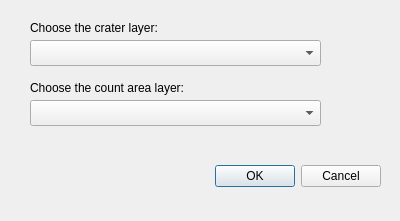
Above: circleCraters/choose_layers_dialog_base.ui from sbraden/circle-craters before the change. Below: the same form after it.
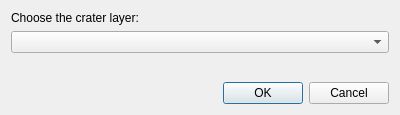
That is the form after the change.

Commit message: Only have to choose crater layer.

```diff
--- a/circleCraters/choose_layers_dialog_base.ui
+++ b/circleCraters/choose_layers_dialog_base.ui
@@ -7,74 +7,47 @@
     <x>0</x>
     <y>0</y>
     <width>400</width>
-    <height>221</height>
+    <height>115</height>
    </rect>
   </property>
   <property name="windowTitle">
    <string>Circle Craters</string>
   </property>
-  <widget class="QDialogButtonBox" name="button_box">
-   <property name="geometry">
-    <rect>
-     <x>40</x>
-     <y>160</y>
-     <width>341</width>
-     <height>32</height>
-    </rect>
-   </property>
-   <property name="orientation">
-    <enum>Qt::Horizontal</enum>
-   </property>
-   <property name="standardButtons">
-    <set>QDialogButtonBox::Cancel|QDialogButtonBox::Ok</set>
-   </property>
-  </widget>
-  <widget class="QComboBox" name="craterLayer">
-   <property name="geometry">
-    <rect>
-     <x>30</x>
-     <y>40</y>
-     <width>291</width>
-     <height>26</height>
-    </rect>
-   </property>
-  </widget>
-  <widget class="QLabel" name="label_1">
-   <property name="geometry">
-    <rect>
-     <x>30</x>
-     <y>20</y>
-     <width>221</width>
-     <height>16</height>
-    </rect>
-   </property>
-   <property name="text">
-    <string>Choose the crater layer:</string>
-   </property>
-  </widget>
-  <widget class="QComboBox" name="areaLayer">
-   <property name="geometry">
-    <rect>
-     <x>30</x>
-     <y>100</y>
-     <width>291</width>
-     <height>26</height>
-    </rect>
-   </property>
-  </widget>
-  <widget class="QLabel" name="label_2">
-   <property name="geometry">
-    <rect>
-     <x>30</x>
-     <y>80</y>
-     <width>201</width>
-     <height>16</height>
-    </rect>
-   </property>
-   <property name="text">
-    <string>Choose the count area layer:</string>
-   </property>
-  </widget>
+  <layout class="QVBoxLayout" name="verticalLayout_2">
+   <item>
+    <widget class="QLabel" name="label_1">
+     <property name="text">
+      <string>Choose the crater layer:</string>
+     </property>
+    </widget>
+   </item>
+   <item>
+    <widget class="QComboBox" name="layer_select"/>
+   </item>
+   <item>
+    <spacer name="verticalSpacer">
+     <property name="orientation">
+      <enum>Qt::Vertical</enum>
+     </property>
+     <property name="sizeHint" stdset="0">
+      <size>
+       <width>20</width>
+       <height>40</height>
+      </size>
+     </property>
+    </spacer>
+   </item>
+   <item>
+    <widget class="QDialogButtonBox" name="button_box">
+     <property name="orientation">
+      <enum>Qt::Horizontal</enum>
+     </property>
+     <property name="standardButtons">
+      <set>QDialogButtonBox::Cancel|QDialogButtonBox::Ok</set>
+     </property>
+    </widget>
+   </item>
+  </layout>
  </widget>
  <resources/>
  <connections>
```
The commit also changes 2 other files.
